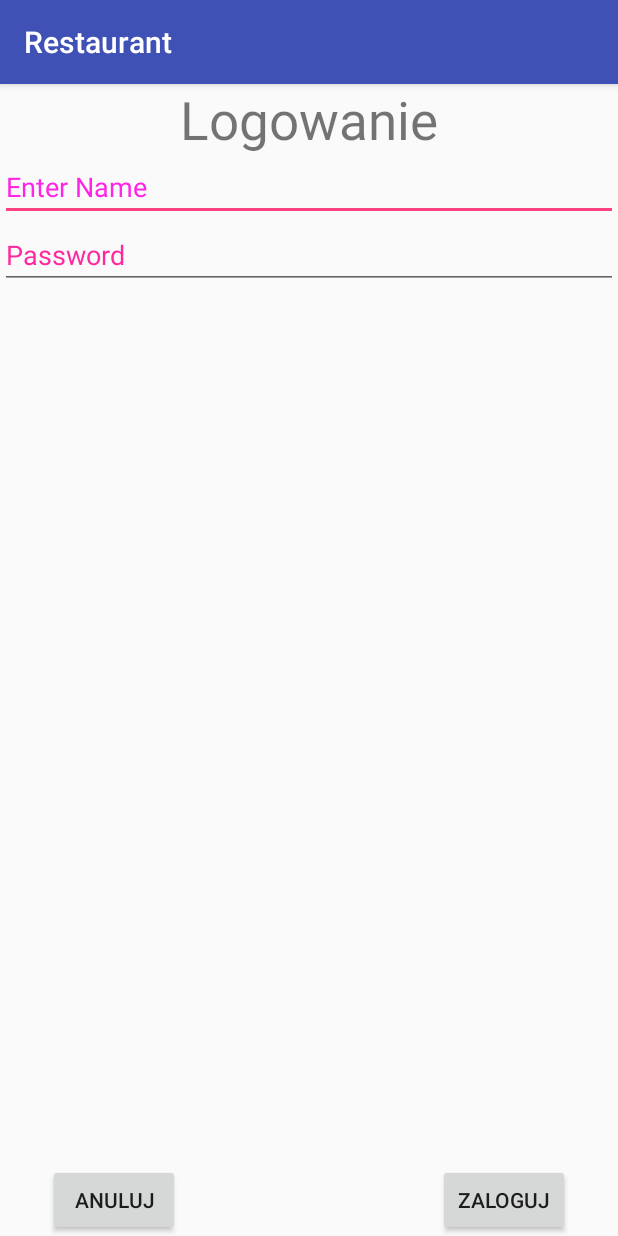
After one commit to maciek10015/Restaurant, an Android app: the LoginActivity screen opened directly, with no data from a screen before it, on a phone screen of 412 x 824 dp. The commit adds this screen. Run offline under Robolectric (Android 15) with nearby library versions, the phone set to English and light mode, and no system bars.

Commit message:
add-login-layout

```diff
--- a/app/src/main/AndroidManifest.xml
+++ b/app/src/main/AndroidManifest.xml
@@ -16,6 +16,7 @@
                 <category android:name="android.intent.category.LAUNCHER" />
             </intent-filter>
         </activity>
+        <activity android:name=".LoginActivity"></activity>
     </application>
 
 </manifest>
--- /dev/null
+++ b/app/src/main/java/com/example/maciek/restaurant/LoginActivity.java
@@ -0,0 +1,16 @@
+package com.example.maciek.restaurant;
+
+import android.os.Bundle;
+import android.support.v7.app.AppCompatActivity;
+
+/**
+ * Created by Maciek on 10.05.2017.
+ */
+
+public class LoginActivity extends AppCompatActivity {
+    @Override
+    protected void onCreate(Bundle savedInstanceState) {
+        super.onCreate(savedInstanceState);
+        setContentView(R.layout.login_activity);
+    }
+}
--- a/app/src/main/java/com/example/maciek/restaurant/MainActivity.java
+++ b/app/src/main/java/com/example/maciek/restaurant/MainActivity.java
@@ -1,13 +1,29 @@
 package com.example.maciek.restaurant;
 
+import android.content.Intent;
 import android.support.v7.app.AppCompatActivity;
 import android.os.Bundle;
+import android.util.Log;
+import android.view.View;
+import android.widget.Button;
 
 public class MainActivity extends AppCompatActivity {
+
+    private Button startActivityButton;
 
     @Override
     protected void onCreate(Bundle savedInstanceState) {
         super.onCreate(savedInstanceState);
         setContentView(R.layout.activity_main);
+        Log.d("MainActivity", "onCreate");
+        startActivityButton = (Button) findViewById(R.id.button_admin);
+        startActivityButton.setOnClickListener(new View.OnClickListener() {
+            @Override
+            public void onClick(View v) {
+                Intent intent = new Intent(getApplicationContext(), LoginActivity.class);
+                startActivity(intent);
+            }
+        });
+
     }
 }
--- a/app/src/main/res/layout/activity_main.xml
+++ b/app/src/main/res/layout/activity_main.xml
@@ -16,11 +16,13 @@
         app:layout_constraintTop_toTopOf="parent">
 
         <Button
+            android:id="@+id/button_guest"
             android:layout_width="wrap_content"
             android:layout_height="wrap_content"
             android:text="Wejdź jako Gość" />
 
         <Button
+            android:id="@+id/button_admin"
             android:layout_width="match_parent"
             android:layout_height="wrap_content"
             android:text="Zarządzaj" />
--- /dev/null
+++ b/app/src/main/res/layout/login_activity.xml
@@ -0,0 +1,64 @@
+<?xml version = "1.0" encoding = "utf-8"?>
+<RelativeLayout xmlns:android="http://schemas.android.com/apk/res/android"
+    xmlns:tools="http://schemas.android.com/tools"
+    android:layout_width="match_parent"
+    android:layout_height="match_parent"
+    tools:context=".MainActivity">
+
+    <TextView
+        android:id="@+id/textview_logowanie"
+        android:layout_width="wrap_content"
+        android:layout_height="wrap_content"
+        android:layout_alignParentTop="true"
+        android:layout_centerHorizontal="true"
+        android:text="Logowanie"
+        android:textSize="35dp" />
+
+    <EditText
+        android:id="@+id/editText_name"
+        android:layout_width="wrap_content"
+        android:layout_height="wrap_content"
+        android:layout_alignParentEnd="true"
+        android:layout_alignParentLeft="true"
+        android:layout_alignParentRight="true"
+        android:layout_alignParentStart="true"
+        android:layout_marginTop="46dp"
+        android:focusable="true"
+        android:hint="Enter Name"
+        android:textColorHighlight="#ff7eff15"
+        android:textColorHint="#ffff25e6" />
+
+    <EditText
+        android:id="@+id/editText_password"
+        android:layout_width="wrap_content"
+        android:layout_height="wrap_content"
+        android:layout_alignEnd="@+id/editText_name"
+        android:layout_alignParentLeft="true"
+        android:layout_alignParentStart="true"
+        android:layout_alignRight="@+id/editText_name"
+        android:layout_below="@+id/editText_name"
+        android:ems="10"
+        android:hint="Password"
+        android:inputType="textPassword"
+        android:textColorHint="#ffff299f" />
+
+
+    <Button
+        android:id="@+id/button2"
+        android:layout_width="wrap_content"
+        android:layout_height="wrap_content"
+        android:layout_alignParentBottom="true"
+        android:layout_toEndOf="@+id/textview_logowanie"
+        android:layout_toRightOf="@+id/textview_logowanie"
+        android:text="Zaloguj" />
+
+    <Button
+        android:id="@+id/button"
+        android:layout_width="wrap_content"
+        android:layout_height="wrap_content"
+        android:layout_alignParentBottom="true"
+        android:layout_toLeftOf="@+id/textview_logowanie"
+        android:layout_toStartOf="@+id/textview_logowanie"
+        android:text="Anuluj" />
+
+</RelativeLayout>
```
